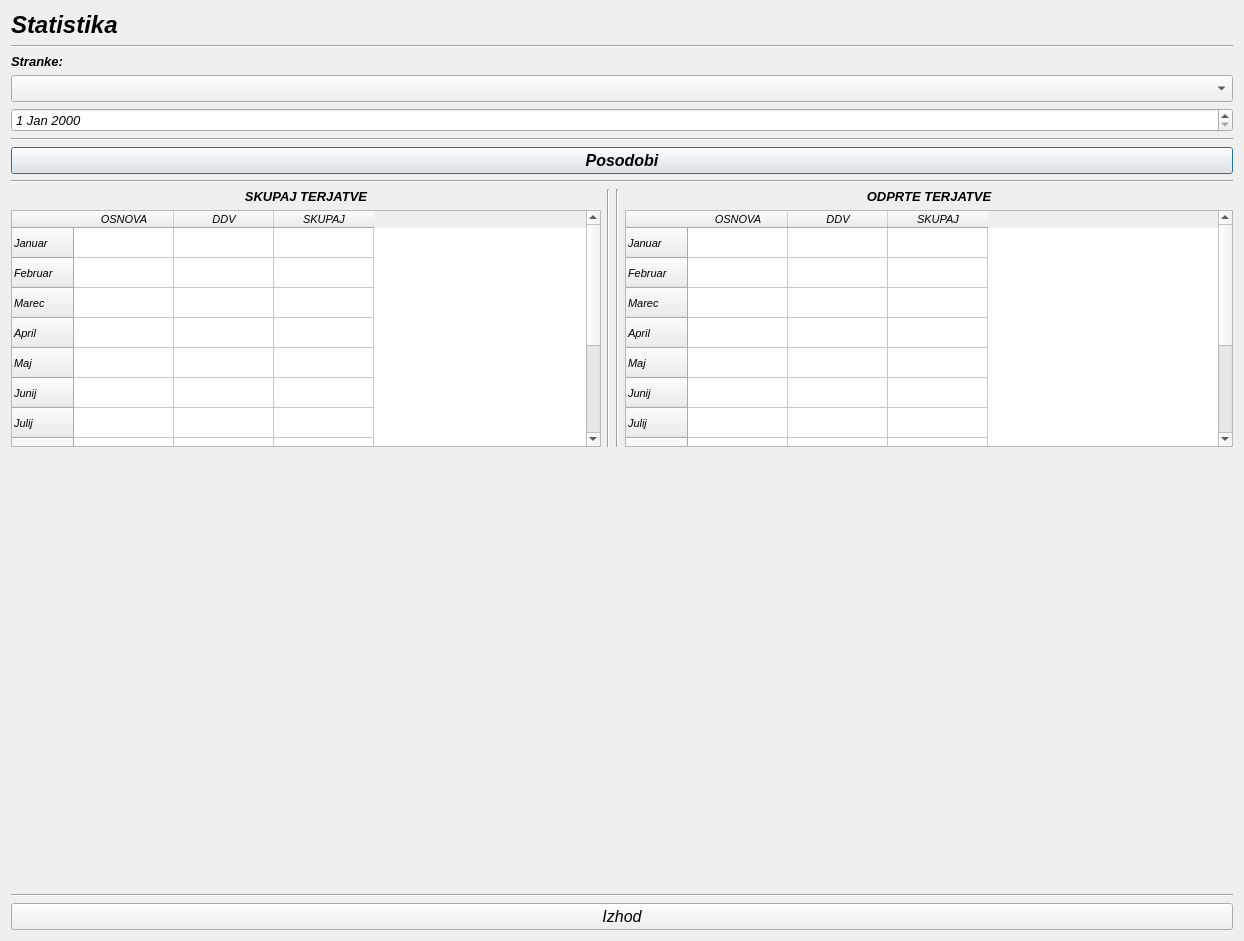
Old version of the form statistic.ui in the repository MaxMaxy/racun.
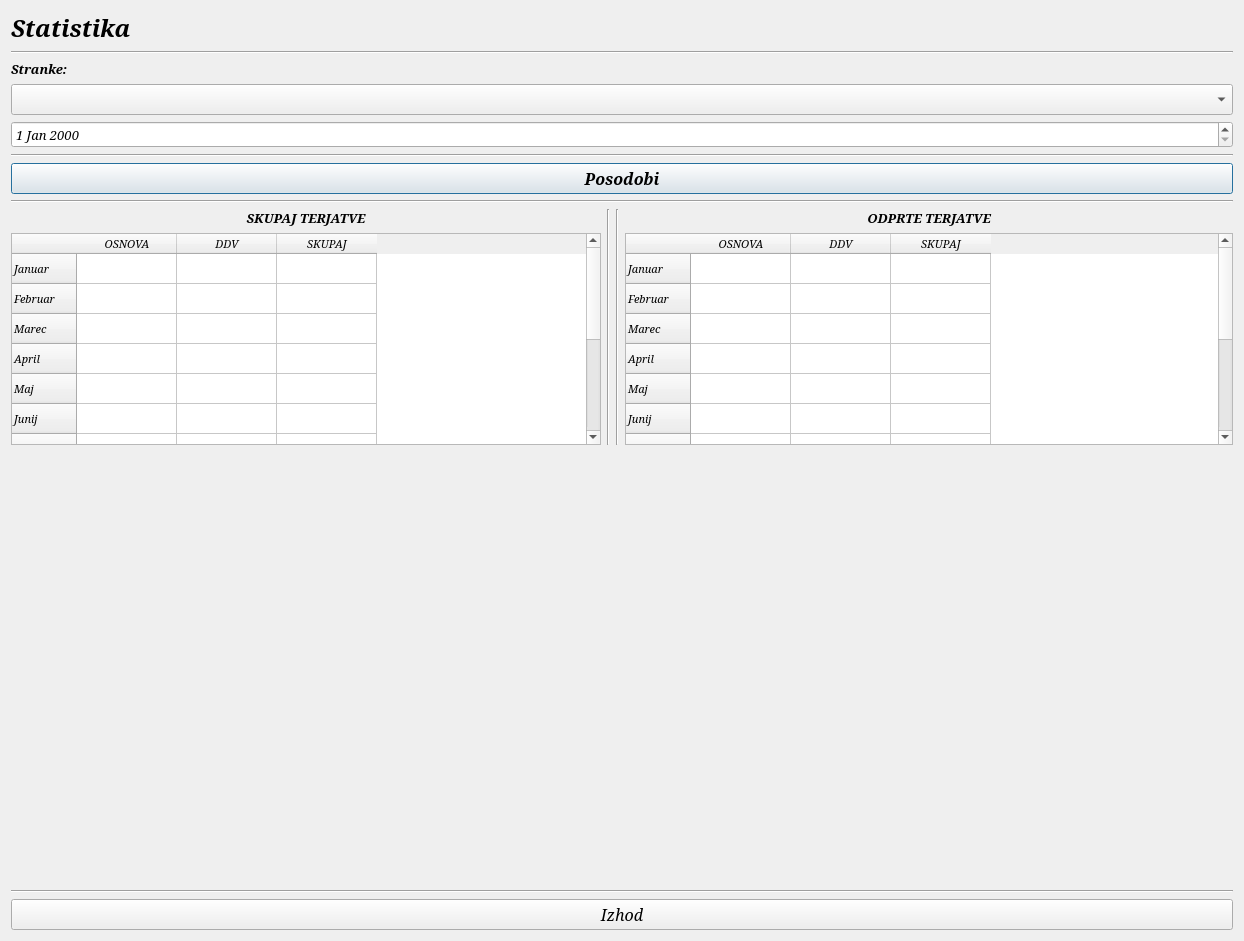
New version of the form. Custom widgets are drawn as their Qt base class.

Patch:
```diff
--- a/statistic.ui
+++ b/statistic.ui
@@ -12,7 +12,7 @@
   </property>
   <property name="font">
    <font>
-    <family>MS Sans Serif</family>
+    <family>Serif</family>
     <pointsize>10</pointsize>
     <italic>true</italic>
    </font>
@@ -33,7 +33,7 @@
             <widget class="QLabel" name="label">
              <property name="font">
               <font>
-               <family>MS Sans Serif</family>
+               <family>Serif</family>
                <pointsize>18</pointsize>
                <weight>75</weight>
                <italic>true</italic>
@@ -49,6 +49,7 @@
             <widget class="Line" name="line">
              <property name="font">
               <font>
+               <family>Serif</family>
                <italic>true</italic>
               </font>
              </property>
@@ -64,7 +65,7 @@
             <widget class="QLabel" name="label_4">
              <property name="font">
               <font>
-               <family>MS Sans Serif</family>
+               <family>Serif</family>
                <pointsize>10</pointsize>
                <weight>75</weight>
                <italic>true</italic>
@@ -83,7 +84,7 @@
             <widget class="QComboBox" name="comboBox_podjetja">
              <property name="font">
               <font>
-               <family>MS Sans Serif</family>
+               <family>Serif</family>
                <pointsize>12</pointsize>
                <italic>true</italic>
               </font>
@@ -91,7 +92,13 @@
             </widget>
            </item>
            <item>
-            <widget class="QDateEdit" name="dateEdit"/>
+            <widget class="QDateEdit" name="dateEdit">
+             <property name="font">
+              <font>
+               <family>Serif</family>
+              </font>
+             </property>
+            </widget>
            </item>
           </layout>
          </item>
@@ -103,6 +110,7 @@
           <widget class="Line" name="line_3">
            <property name="font">
             <font>
+             <family>Serif</family>
              <italic>true</italic>
             </font>
            </property>
@@ -119,7 +127,7 @@
               <widget class="QPushButton" name="pushButton_isci">
                <property name="font">
                 <font>
-                 <family>MS Sans Serif</family>
+                 <family>Serif</family>
                  <pointsize>12</pointsize>
                  <weight>75</weight>
                  <italic>true</italic>
@@ -135,6 +143,7 @@
               <widget class="Line" name="line_6">
                <property name="font">
                 <font>
+                 <family>Serif</family>
                  <italic>true</italic>
                 </font>
                </property>
@@ -155,7 +164,7 @@
                   <widget class="QLabel" name="label_3">
                    <property name="font">
                     <font>
-                     <family>MS Sans Serif</family>
+                     <family>Serif</family>
                      <pointsize>10</pointsize>
                      <weight>75</weight>
                      <italic>true</italic>
@@ -180,7 +189,7 @@
                    </property>
                    <property name="font">
                     <font>
-                     <family>MS Sans Serif</family>
+                     <family>Serif</family>
                      <pointsize>8</pointsize>
                      <italic>true</italic>
                     </font>
@@ -270,6 +279,7 @@
                   <widget class="Line" name="line_7">
                    <property name="font">
                     <font>
+                     <family>Serif</family>
                      <italic>true</italic>
                     </font>
                    </property>
@@ -282,6 +292,7 @@
                   <widget class="Line" name="line_4">
                    <property name="font">
                     <font>
+                     <family>Serif</family>
                      <italic>true</italic>
                     </font>
                    </property>
@@ -300,7 +311,7 @@
                 <widget class="QLabel" name="label_2">
                  <property name="font">
                   <font>
-                   <family>MS Sans Serif</family>
+                   <family>Serif</family>
                    <pointsize>10</pointsize>
                    <weight>75</weight>
                    <italic>true</italic>
@@ -325,7 +336,7 @@
                  </property>
                  <property name="font">
                   <font>
-                   <family>MS Sans Serif</family>
+                   <family>Serif</family>
                    <pointsize>8</pointsize>
                    <italic>true</italic>
                   </font>
@@ -433,7 +444,7 @@
        </property>
        <property name="font">
         <font>
-         <family>MS Sans Serif</family>
+         <family>Serif</family>
          <pointsize>10</pointsize>
          <italic>true</italic>
         </font>
@@ -446,6 +457,7 @@
         <widget class="Line" name="line_2">
          <property name="font">
           <font>
+           <family>Serif</family>
            <italic>true</italic>
           </font>
          </property>
@@ -458,7 +470,7 @@
         <widget class="QPushButton" name="pushButton_izhod">
          <property name="font">
           <font>
-           <family>MS Sans Serif</family>
+           <family>Serif</family>
            <pointsize>12</pointsize>
            <italic>true</italic>
           </font>
```
